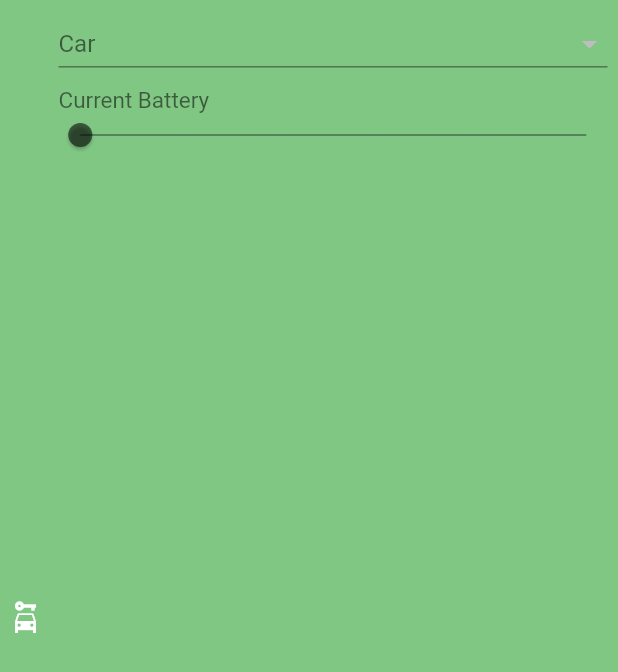
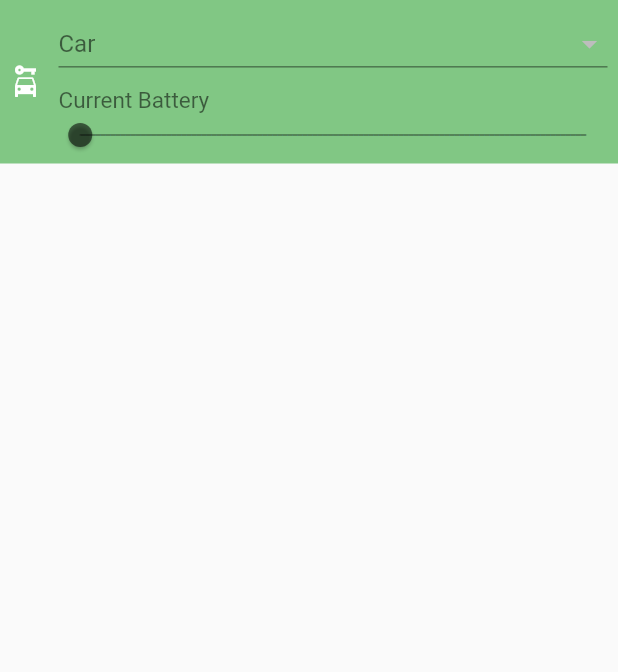
Before and after one commit to MrDede06/GPHdev, a Flutter app: the CarSearch widget shown alone on an empty page, opened directly, on a phone screen of 412 x 824 dp. Shown: the top 672 px of the screen. Run offline on Flutter 3.47's test engine with Material 2 defaults, Android fonts, the phone set to English and light mode, and no system bars; our stand-ins replace flutter_bounce, google_fonts, google_maps_flutter, progress_indicators; missing offline and left inert: flutter_google_places, flutter_mapbox_navigation, flutter_polyline_points, google_api_headers, google_maps_webservice; network calls fail.

Commit message:
last dance

```diff
--- a/lib/screens/MainScreen.dart
+++ b/lib/screens/MainScreen.dart
@@ -10,16 +10,12 @@ import '../widgets/MapView.dart';
 import 'package:url_launcher/url_launcher.dart';
 import '../widgets/CarSearch.dart';
 import 'package:stateTrial/providers/CarProvider.dart';
-import 'package:http/http.dart' as http;
 
 class MainScreen extends StatelessWidget {
   @override
   Widget build(BuildContext context) {
     final locData = Provider.of<LocationProvider>(context);
     final carData = Provider.of<CarProvider>(context);
-    String url;
-    double sourceLat, sourceLong, destLat, destLong;
-    var jsonParam;
 
     Future<void> _launchURL() async {
       const url =
--- a/lib/widgets/CarSearch.dart
+++ b/lib/widgets/CarSearch.dart
@@ -5,6 +5,7 @@ import 'package:provider/provider.dart';
 import 'package:http/http.dart' as http;
 import 'dart:convert';
 import 'package:flutter_bounce/flutter_bounce.dart';
+import 'package:progress_indicators/progress_indicators.dart';
 
 class CarSearch extends StatefulWidget {
   @override
@@ -31,7 +32,7 @@ class _CarSearchState extends State<CarSearch> {
 
   Future<void> getCars() async {
     const url =
-        "http://finalgphbackend-env.eba-8z7mhh3u.eu-west-1.elasticbeanstalk.com/cars";
+        "http://gphbackendfinal-env.eba-7uwmhxbb.eu-west-1.elasticbeanstalk.com/cars";
     final response = await http.get(url);
     final extractedData = json.decode(response.body) as List<dynamic>;
 
@@ -40,12 +41,6 @@ class _CarSearchState extends State<CarSearch> {
       cars.add(extractedData[num]['name']);
       num++;
     }
-    /*
-    extractedData.forEach((orderId) {
-      cars.add(extractedData[orderId]['name']);
-    });
-    print(cars);
-    */
     setState(() {
       carss = cars;
       loadedData = extractedData;
@@ -64,14 +59,15 @@ class _CarSearchState extends State<CarSearch> {
       if (locData.loc.lattidute != 37.785834 &&
           locData.loc.lattiduteDest != 51.5266 &&
           carData.car.id != 0 &&
-          carData.car.currentBattery != 0 &&
-          carData.car.isCarSelected == false)
+          carData.car.currentBattery != 0)
         return true;
       else
         return false;
     }
 
-    return Container(
+    return Column(
+      children: <Widget>[
+        Container(
           width: double.infinity,
           color: Colors.green[300],
           child: Row(
@@ -109,7 +105,7 @@ class _CarSearchState extends State<CarSearch> {
                       onChanged: (newValue) {
                         setState(() {
                           value = newValue;
-                      locData.loc.isSelected = false;
+                          //      locData.loc.isSelected = false;
                         });
 
                         final selectedCar = loadedData
@@ -146,9 +142,11 @@ class _CarSearchState extends State<CarSearch> {
                         inactiveTrackColor: Colors.black45,
                         trackHeight: 1.0,
                         thumbColor: Colors.black54,
-                    thumbShape: RoundSliderThumbShape(enabledThumbRadius: 8.0),
+                        thumbShape:
+                            RoundSliderThumbShape(enabledThumbRadius: 8.0),
                         overlayColor: Colors.purple.withAlpha(32),
-                    overlayShape: RoundSliderOverlayShape(overlayRadius: 14.0),
+                        overlayShape:
+                            RoundSliderOverlayShape(overlayRadius: 14.0),
                       ),
                       child: Slider(
                           value: _currentSliderValue,
@@ -166,12 +164,12 @@ class _CarSearchState extends State<CarSearch> {
                           onChangeEnd: (double value) {
                             setState(() {
                               carData.updateCurrentBattery(value);
-                          locData.loc.isSelected = false;
+                              //  locData.loc.isSelected = false;
                             });
                           }),
                     ),
                     SizedBox(
-                  height: 15,
+                      height: 5,
                     ),
                   ],
                 ),
@@ -181,6 +179,37 @@ class _CarSearchState extends State<CarSearch> {
               )
             ],
           ),
+        ),
+        Container(
+          alignment: Alignment.center,
+          color: Colors.green[300],
+          child: (_checkIfParamatersSelected(locData, carData) == true)
+              ? (carData.car.isCarSelected == true)
+                  ? JumpingDotsProgressIndicator(
+                      fontSize: 20,
+                    )
+                  : Container(
+                      width: 30,
+                      height: 30,
+                      margin: EdgeInsets.symmetric(vertical: 5),
+                      child: FloatingActionButton(
+                          elevation: 5,
+                          focusElevation: 1,
+                          hoverElevation: 3,
+                          child: Icon(
+                            Icons.search,
+                            color: Colors.black54,
+                          ),
+                          onPressed: () {
+                            setState(() {
+                              carData.car.isCarSelected = true;
+                              locData.toggleSelected();
+                            });
+                          }),
+                    )
+              : Container(),
+        )
+      ],
     );
   }
 }
```
Also changed, not shown: lib/widgets/MapView.dart (+13 -19 lines), lib/widgets/SearchForm.dart (+5 -2 lines). Lines whose indentation alone changed are shown as unchanged.
